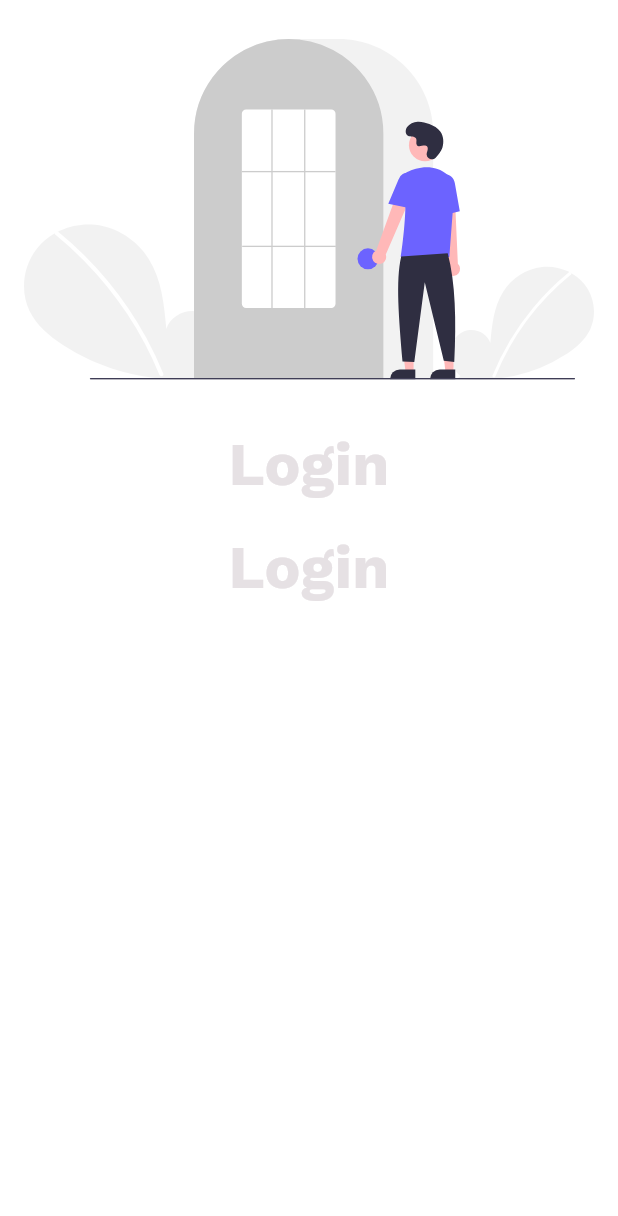
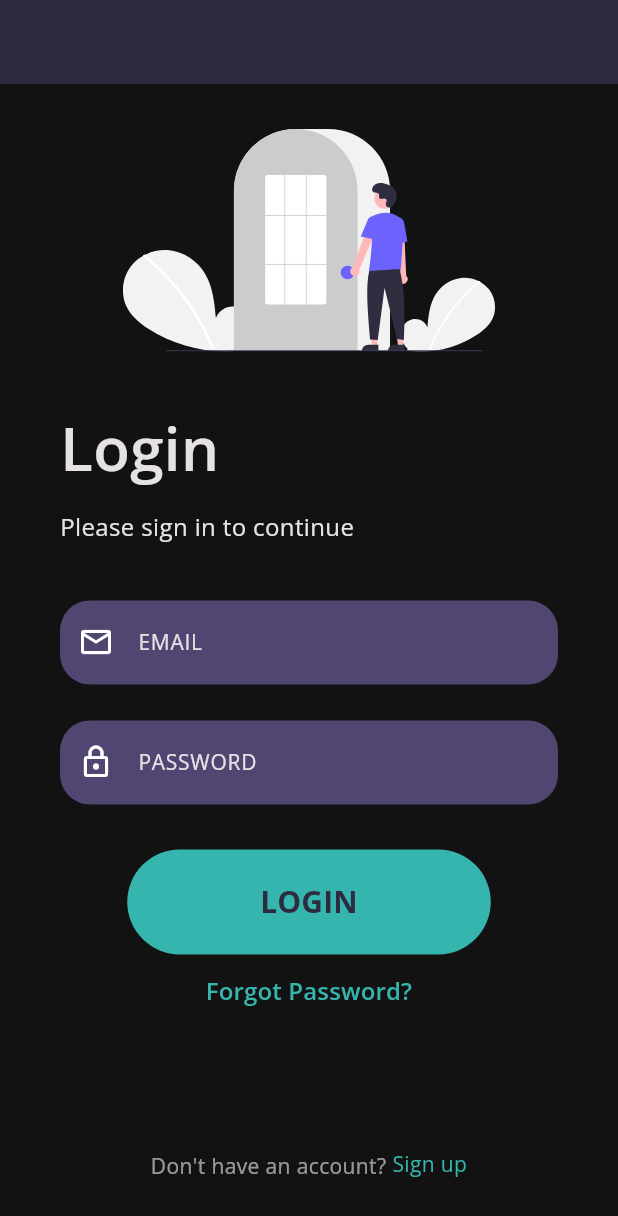
Before and after one commit to Yash0J/task_10_login_setstate, a Flutter app: the screen it shows after launch, on a phone screen of 412 x 824 dp. Shown: the top 1216 px of the screen. Run offline on Flutter 3.47's test engine with Material 3 defaults, Android fonts, the light colour scheme and no system bars; our stand-ins replace flutter_svg, google_fonts.

Commit message:
static UI complete'

```diff
--- a/lib/colors.dart
+++ b/lib/colors.dart
@@ -1,8 +1,8 @@
 import 'package:flutter/material.dart';
 
-class Appcolor {
-  static Color primarycolor = const Color(0xFF2c2b3f);
-  static Color secondrycolor = const Color(0xff7a69b0);
+class AppColors {
+  static Color primaryColor = const Color(0xFF2c2b3f);
+  static Color secondryColor = const Color(0xff7a69b0);
 
   static Color darkBlue = const Color(0xff2c2b3f);
   static Color purple = const Color(0xff7a69b0);
--- a/lib/coustom-widgits.dart
+++ b/lib/coustom-widgits.dart
@@ -1,3 +1,5 @@
+// ignore_for_file: file_names, unused_import
+
 import 'package:flutter/material.dart';
 import 'package:google_fonts/google_fonts.dart';
 import 'package:task_10_login_setstate/colors.dart';
@@ -12,7 +14,7 @@ class Coustom {
   }) {
     return Text(text!,
         textAlign: textAlign,
-        style: GoogleFonts.workSans(
+        style: GoogleFonts.openSans(
           // fontSize: 26,
           // fontWeight: FontWeight.w600,
 
@@ -21,4 +23,21 @@ class Coustom {
           color: colors,
         ));
   }
+
+  //
+  static TextStyle style({
+    TextAlign? textAlign,
+    double? fontSize = 14,
+    FontWeight? fontWeight,
+    Color? colors = const Color(0xffe6e1e4),
+  }) {
+    return GoogleFonts.openSans(
+      // fontSize: 26,
+      // fontWeight: FontWeight.w600,
+
+      fontSize: fontSize,
+      fontWeight: fontWeight,
+      color: colors,
+    );
+  }
 }
--- a/lib/login-page.dart
+++ b/lib/login-page.dart
@@ -1,8 +1,9 @@
-// ignore_for_file: unused_local_variable
+// ignore_for_file: unused_local_variable, unused_import, file_names
 
 import 'package:flutter/material.dart';
 import 'package:flutter_svg/flutter_svg.dart';
 import 'package:google_fonts/google_fonts.dart';
+import 'package:task_10_login_setstate/colors.dart';
 import 'package:task_10_login_setstate/coustom-widgits.dart';
 
 class Login extends StatefulWidget {
@@ -20,39 +21,205 @@ class _LoginState extends State<Login> {
     var mediaHeight = MediaQuery.of(context).size.height;
 
     return Scaffold(
-      appBar: null,
+      appBar: AppBar(
+        backgroundColor: AppColors.darkBlue,
+      ),
       body: SingleChildScrollView(
         child: Padding(
-          padding: const EdgeInsets.all(16),
+          padding: const EdgeInsets.symmetric(vertical: 12, horizontal: 40),
           child: Column(
+            mainAxisSize: MainAxisSize.min,
+            mainAxisAlignment: MainAxisAlignment.start,
+            crossAxisAlignment: CrossAxisAlignment.start,
             children: [
-              SvgPicture.asset(
-                'assets/icons/undraw_login.svg',
-                height: mediaHeight * 0.3,
-              ),
               //
               const SizedBox(height: 18),
+              //
+              loginImage(mediaHeight),
+              //
+              const SizedBox(height: 36),
+              // const SizedBox(height: 18),
               //
               Coustom.text(
                 text: "Login",
                 fontSize: 40,
-                fontWeight: FontWeight.w700,
-                textAlign: TextAlign.left,
+                fontWeight: FontWeight.w600,
+                // textAlign: TextAlign.left,
               ),
               //
               const SizedBox(height: 12),
               //
               Coustom.text(
-                text: "Login",
-                fontSize: 40,
-                fontWeight: FontWeight.w700,
-                textAlign: TextAlign.left,
+                text: "Please sign in to continue",
+                fontSize: 16,
+                fontWeight: FontWeight.w400,
+                // textAlign: TextAlign.left,
               ),
               //
+              const SizedBox(height: 38),
+              //
+              emailTextField(),
+              //
+              // const SizedBox(height: 16),
+              //
+              passwordTextField(),
+              //
+              const SizedBox(height: 6),
+              //
+              Center(
+                child: loginButton(mediaWidth),
+              ),
+              //
+              // const SizedBox(height: 8),
+              //
+              Center(
+                child: forgotPasswordButton(mediaWidth),
+              ),
+              //
+              SizedBox(height: mediaHeight * 0.1),
+
+              //
+              Center(
+                child: newAccountSignup(),
+              ),
             ],
           ),
         ),
       ),
     );
   }
+
+//
+  Center loginImage(double mediaHeight) {
+    return Center(
+      child: SvgPicture.asset(
+        'assets/icons/undraw_login.svg',
+        height: mediaHeight * 0.18,
+      ),
+    );
+  }
+
+  SizedBox emailTextField() {
+    return SizedBox(
+      height: 80,
+      child: TextFormField(
+        cursorColor: AppColors.white,
+        decoration: InputDecoration(
+          filled: true,
+          fillColor:
+              AppColors.purple.withOpacity(0.6), // Set the background color
+          // Adjust content padding
+
+          border: OutlineInputBorder(
+            borderSide: BorderSide.none,
+            borderRadius: BorderRadius.circular(20.0), // Set the border radius
+          ),
+          prefixIcon: const Icon(Icons.email_outlined), // Set the prefix icon
+          hintText: 'Enter your email', // Placeholder text
+          label: Coustom.text(
+            text: "EMAIL",
+            fontSize: 14,
+            fontWeight: FontWeight.w400,
+          ),
+          floatingLabelAlignment: FloatingLabelAlignment.start,
+          alignLabelWithHint: true,
+        ),
+      ),
+    );
+  }
+
+  SizedBox passwordTextField() {
+    return SizedBox(
+      height: 80,
+      child: TextFormField(
+        obscureText: true,
+        cursorColor: AppColors.white,
+        decoration: InputDecoration(
+          filled: true,
+          fillColor:
+              AppColors.purple.withOpacity(0.6), // Set the background color
+          // Adjust content padding
+
+          border: OutlineInputBorder(
+            borderSide: BorderSide.none,
+            borderRadius: BorderRadius.circular(20.0), // Set the border radius
+          ),
+          prefixIcon: const Icon(
+            Icons.lock_outlined,
+          ), // Set the prefix icon
+          hintText: 'Enter your password', // Placeholder text
+          label: Coustom.text(
+            text: "PASSWORD",
+            fontSize: 14,
+            fontWeight: FontWeight.w400,
+          ),
+
+          floatingLabelAlignment: FloatingLabelAlignment.start,
+          alignLabelWithHint: true,
+        ),
+      ),
+    );
+  }
+
+  TextButton loginButton(double mediaWidth) {
+    return TextButton(
+      onPressed: () {},
+      style: TextButton.styleFrom(
+        backgroundColor: AppColors.green,
+        shape: RoundedRectangleBorder(borderRadius: BorderRadius.circular(600)),
+        minimumSize: Size(mediaWidth / 1.7, 70),
+      ),
+      child: Coustom.text(
+        text: "LOGIN",
+        textAlign: TextAlign.center,
+        fontSize: 20,
+        colors: AppColors.darkBlue,
+        fontWeight: FontWeight.w700,
+      ),
+    );
+  }
+
+  TextButton forgotPasswordButton(double mediaWidth) {
+    return TextButton(
+      onPressed: () {},
+      style: TextButton.styleFrom(
+        // backgroundColor: AppColors.green,
+        shape: RoundedRectangleBorder(borderRadius: BorderRadius.circular(600)),
+        minimumSize: Size(mediaWidth / 9, 0),
+        surfaceTintColor: Colors.transparent,
+        splashFactory: NoSplash.splashFactory,
+      ),
+      child: Coustom.text(
+        text: "Forgot Password?",
+        textAlign: TextAlign.center,
+        fontSize: 16,
+        colors: AppColors.green,
+        fontWeight: FontWeight.w600,
+      ),
+    );
+  }
+
+  Widget newAccountSignup() {
+    return Align(
+      alignment: Alignment.bottomCenter,
+      child: Text.rich(
+        textAlign: TextAlign.center,
+        TextSpan(
+          text: "Don't have an account? ",
+          style: Coustom.style(
+            colors: AppColors.white.withOpacity(0.64),
+          ),
+          children: [
+            WidgetSpan(
+                child: Coustom.text(
+              text: "Sign up",
+              colors: AppColors.green,
+            ))
+          ],
+        ),
+      ),
+    );
+  }
+
+  ///
 }
--- a/lib/main.dart
+++ b/lib/main.dart
@@ -7,23 +7,20 @@ void main() {
 }
 
 class MyApp extends StatelessWidget {
-  const MyApp({super.key});
+  const MyApp({Key? key}) : super(key: key);
 
-  // This widget is the root of your application.
   @override
   Widget build(BuildContext context) {
     return MaterialApp(
       title: 'Flutter Demo',
       theme: ThemeData(
-        brightness: Brightness.dark, // Set to dark theme
-        // primaryColor: Appcolor.primarycolor, // Set primary color
-        primaryColor: Appcolor.primarycolor, // Set primary color
-        colorScheme: ColorScheme.fromSwatch(
-          backgroundColor: Appcolor.primarycolor,
-          accentColor: Appcolor.purple,
+        brightness: Brightness.dark,
+        primaryColor: AppColors.primaryColor,
+        colorScheme: ColorScheme.dark(
+          primary: AppColors.primaryColor,
+          background: AppColors.darkBlue,
+          secondary: AppColors.purple,
         ),
-
-        // accentColor: Appcolor.secondrycolor, // Set accent color
         useMaterial3: true,
       ),
       home: const Login(),
```
